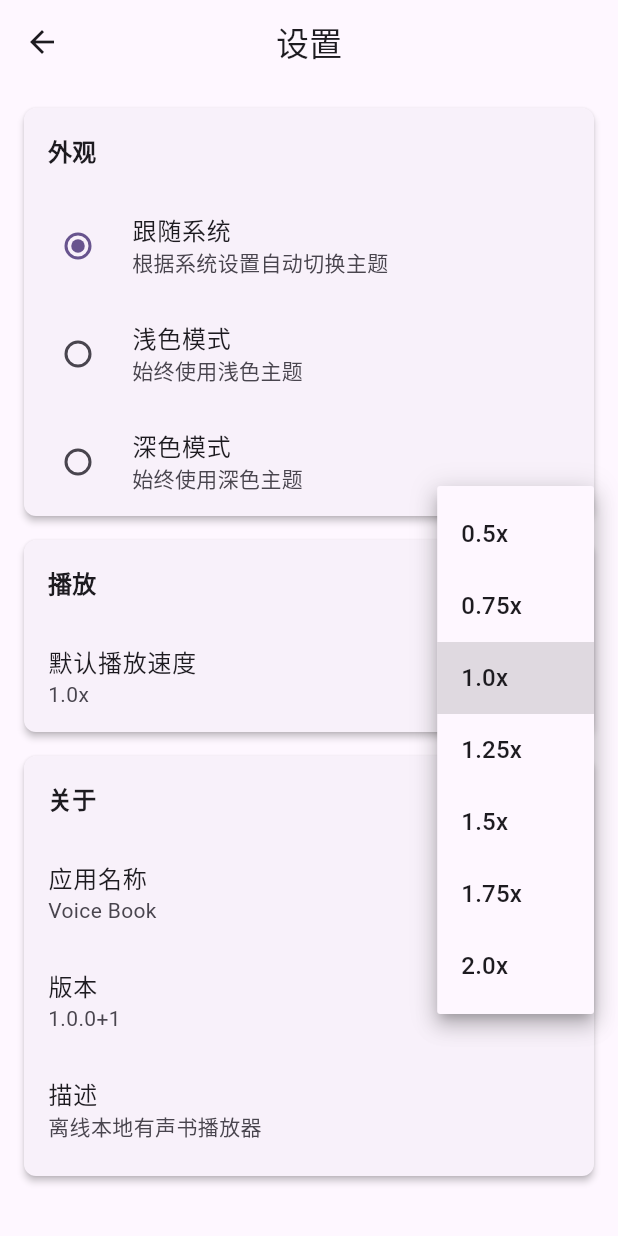
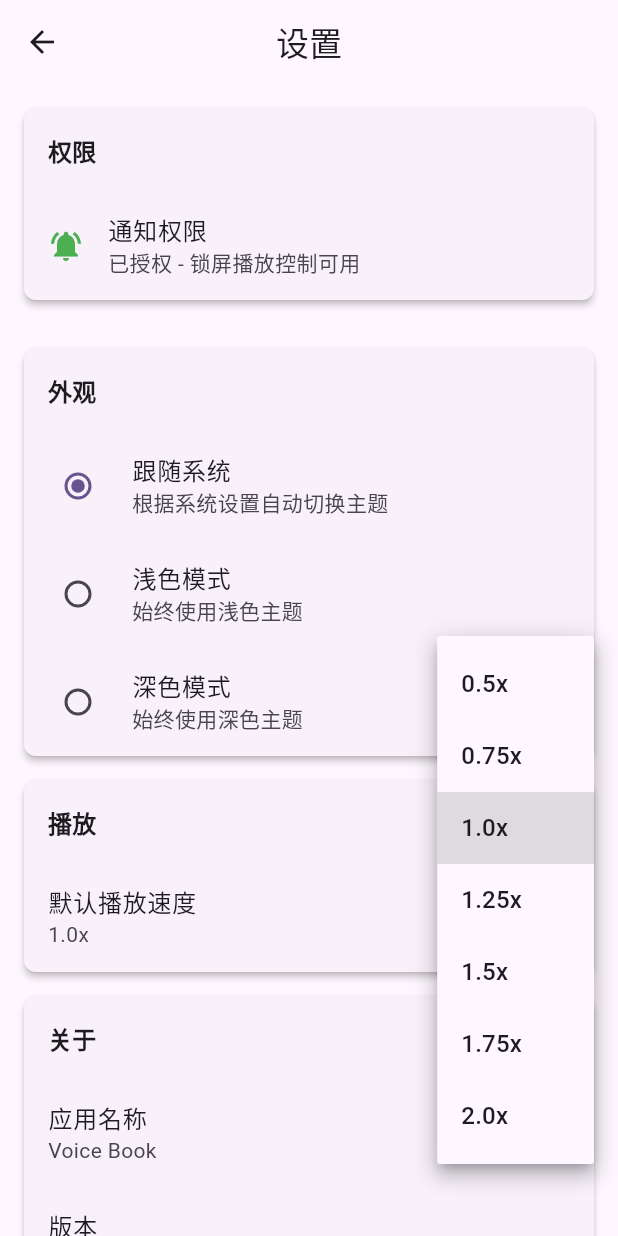
Before and after one commit to zhdgzs/voice-book, a Flutter app: the SettingsScreen screen opened directly, after a tap on "1.0x", on a phone screen of 412 x 824 dp. Run offline on Flutter 3.47's test engine with Material 3 defaults, Android fonts, the phone set to English and light mode, and no system bars; our stand-ins replace audio_service, device_info_plus, file_picker, just_audio, package_info_plus, permission_handler and 2 more; missing offline and left inert: audio_metadata_reader, audio_session, ffmpeg_kit_flutter_new_audio; accounts and stored records are empty.

Commit message:
feat: 引导通知权限授权

```diff
--- a/lib/main.dart
+++ b/lib/main.dart
@@ -1,8 +1,10 @@
+import 'dart:io';
 import 'package:flutter/material.dart';
 import 'package:provider/provider.dart';
 import 'package:audio_service/audio_service.dart';
 import 'package:package_info_plus/package_info_plus.dart';
 import 'providers/book_provider.dart';
+import 'services/permission_service.dart';
 import 'providers/audio_player_provider.dart';
 import 'providers/settings_provider.dart';
 import 'providers/sleep_timer_provider.dart';
@@ -369,8 +371,48 @@ Future<String> _getAppVersion() async {
   return '${info.version}+${info.buildNumber}';
 }
 
-class SettingsScreen extends StatelessWidget {
+class SettingsScreen extends StatefulWidget {
   const SettingsScreen({super.key});
+
+  @override
+  State<SettingsScreen> createState() => _SettingsScreenState();
+}
+
+class _SettingsScreenState extends State<SettingsScreen> {
+  final _permissionService = PermissionService();
+  bool? _hasNotificationPermission;
+
+  @override
+  void initState() {
+    super.initState();
+    _checkPermissions();
+  }
+
+  Future<void> _checkPermissions() async {
+    if (!Platform.isAndroid) return;
+    final hasNotification = await _permissionService.checkNotificationPermission();
+    if (mounted) {
+      setState(() => _hasNotificationPermission = hasNotification);
+    }
+  }
+
+  Future<void> _requestNotificationPermission() async {
+    final granted = await _permissionService.requestNotificationPermission();
+    if (mounted) {
+      setState(() => _hasNotificationPermission = granted);
+      if (!granted) {
+        ScaffoldMessenger.of(context).showSnackBar(
+          SnackBar(
+            content: const Text('需要通知权限才能在锁屏显示播放控制'),
+            action: SnackBarAction(
+              label: '打开设置',
+              onPressed: _permissionService.openSettings,
+            ),
+          ),
+        );
+      }
+    }
+  }
 
   @override
   Widget build(BuildContext context) {
@@ -380,6 +422,50 @@ class SettingsScreen extends StatelessWidget {
       ),
       body: ListView(
         children: [
+          // 权限设置（仅 Android）
+          if (Platform.isAndroid)
+            Card(
+              margin: const EdgeInsets.all(16),
+              child: Column(
+                crossAxisAlignment: CrossAxisAlignment.start,
+                children: [
+                  Padding(
+                    padding: const EdgeInsets.all(16),
+                    child: Text(
+                      '权限',
+                      style: Theme.of(context).textTheme.titleMedium?.copyWith(
+                            fontWeight: FontWeight.bold,
+                          ),
+                    ),
+                  ),
+                  ListTile(
+                    leading: Icon(
+                      _hasNotificationPermission == true
+                          ? Icons.notifications_active
+                          : Icons.notifications_off,
+                      color: _hasNotificationPermission == true
+                          ? Colors.green
+                          : Colors.orange,
+                    ),
+                    title: const Text('通知权限'),
+                    subtitle: Text(
+                      _hasNotificationPermission == null
+                          ? '检测中...'
+                          : _hasNotificationPermission!
+                              ? '已授权 - 锁屏播放控制可用'
+                              : '未授权 - 无法显示锁屏播放控制',
+                    ),
+                    trailing: _hasNotificationPermission == false
+                        ? TextButton(
+                            onPressed: _requestNotificationPermission,
+                            child: const Text('授权'),
+                          )
+                        : null,
+                  ),
+                ],
+              ),
+            ),
+
           // 主题设置
           Card(
             margin: const EdgeInsets.all(16),
```
Also changed, not shown: .claude/settings.local.json.
